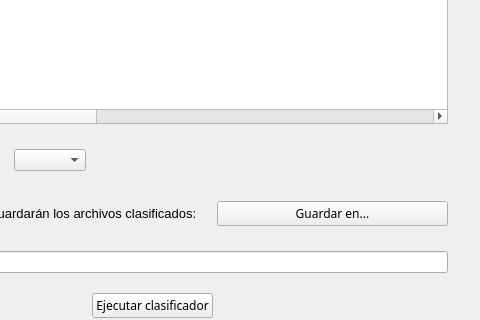
First picture: the form in Resources/UI/VentanaClasificadorWeb.ui, repository 40CompilerErrors/Proyecto2, before the edit; both pictures show x 683 to 1163 and y 189 to 509 of the 1163 by 628 pixel window.
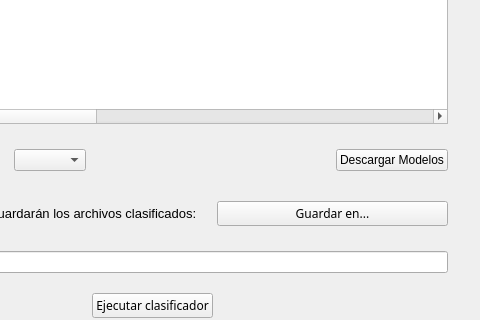
Second picture: the form after the edit. Icons and pictures are not drawn.

Patch:
```diff
--- a/Resources/UI/VentanaClasificadorWeb.ui
+++ b/Resources/UI/VentanaClasificadorWeb.ui
@@ -198,6 +198,13 @@
          </property>
         </spacer>
        </item>
+       <item>
+        <widget class="QPushButton" name="getModelsButton">
+         <property name="text">
+          <string>Descargar Modelos</string>
+         </property>
+        </widget>
+       </item>
       </layout>
      </item>
      <item>
```
